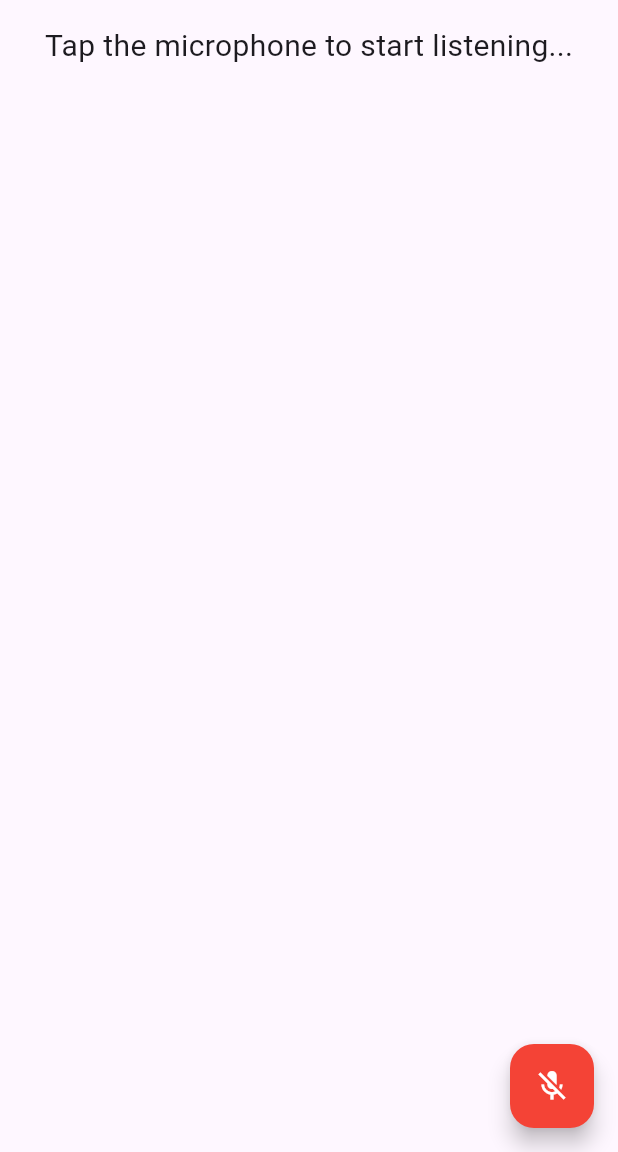
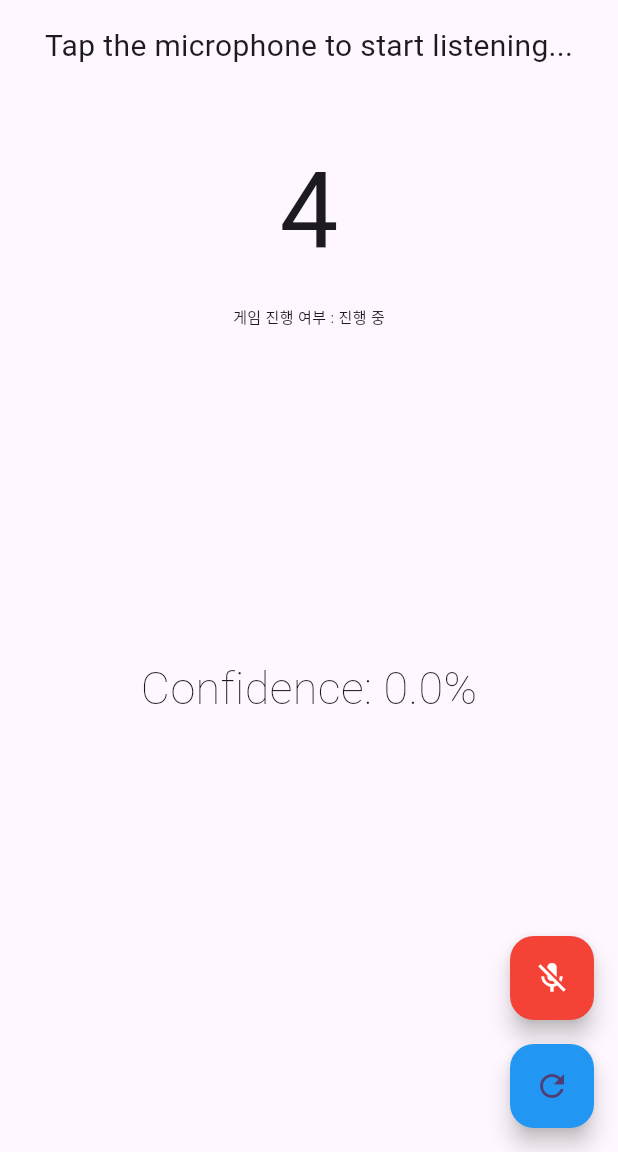
Before and after one commit to hayeounglee/Gapp, a Flutter app: the screen it shows after launch, after a tap on the "mic off" icon, on a phone screen of 412 x 824 dp, the part 84-1236 px from its top. Run offline on Flutter 3.47's test engine with Material 3 defaults, Android fonts, the phone set to English and light mode, and no system bars; our stand-ins replace speech_to_text.

Commit message:
feat: home_page 수정

```diff
--- a/lib/pages/home_page.dart
+++ b/lib/pages/home_page.dart
@@ -1,5 +1,6 @@
 import 'package:flutter/material.dart';
 import 'package:speech_to_text/speech_to_text.dart';
+import 'dart:async';
 
 class HomePage extends StatefulWidget {
   const HomePage({super.key});
@@ -15,6 +16,7 @@ class _HomePageState extends State<HomePage> {
   bool _speechEnabled = false;
   String _wordsSpoken = "";
   double _confidenceLevel = 0;
+  bool _gameEnabled = true;
 
   @override
   void initState() {
@@ -24,11 +26,15 @@ class _HomePageState extends State<HomePage> {
 
   void initSpeech() async {
     _speechEnabled = await _speechToText.initialize();
-    setState(() {});
+    setState(() {
+      //_wordsSpoken = ""; // 추가
+    });
   }
 
   void _startListening() async {
+    _clearWordsSpoken(); // _wordsSpoken 초기화
     await _speechToText.listen(onResult: _onSpeechResult);
+    _startCoutDonwn(); // 초시계 작동
     setState(() {
       _confidenceLevel = 0;
     });
@@ -36,14 +42,72 @@ class _HomePageState extends State<HomePage> {
 
   void _stopListening() async {
     await _speechToText.stop();
-    setState(() {});
+    setState(() {
+      if (_wordsSpoken == "") {
+        // 시간안에 단어를 말하지 못할 떄 -> 게임 종료
+        _gameEnabled = false;
+      } else if (_speechResultsList.contains(_wordsSpoken)) {
+        // 리스트 안에 있는 단어를 말할 떄 -> 게임 종료
+        // _wordsSpoken = "Wrong! '$_wordsSpoken' is already in the list.";
+        _gameEnabled = false;
+      } else {
+        _autoPressButton(); // 자동 누르기 호출, 다른 플레이어로 넘어감
+        _speechResultsList.add(_wordsSpoken);
+      }
+    });
+  }
+
+  void _clearWordsSpoken() {
+    setState(() {
+      _wordsSpoken = "";
+    });
   }
 
   void _onSpeechResult(result) {
     setState(() {
       _wordsSpoken = "${result.recognizedWords}";
       _confidenceLevel = result.confidence;
-      _speechResultsList.add(_wordsSpoken); // Add result to the list
+    });
+  }
+
+  void _restartGame() {
+    setState(() {
+      _gameEnabled = true; // 게임 재시작
+      _speechResultsList.clear(); // 리스트 초기화
+      _clearWordsSpoken();
+    });
+  }
+
+  // << Timer implementaion >>
+  static const maxSeconds = 5;
+  int timeLeft = maxSeconds;
+
+  void _startCoutDonwn() {
+    Timer.periodic(const Duration(seconds: 1), (timer) {
+      if (timeLeft > 0) {
+        setState(() {
+          timeLeft--;
+        });
+      } else {
+        resetTimer();
+        timer.cancel();
+      }
+    });
+  }
+
+  void resetTimer() {
+    setState(() {
+      _stopListening();
+      timeLeft = maxSeconds;
+    });
+  }
+
+  void _autoPressButton() {
+    //  1초 후에 자동으로 Button을 누르도록 설정
+    Future.delayed(const Duration(seconds: 1), () {
+      if (_gameEnabled) {
+        _startListening();
+      }
     });
   }
 
@@ -76,8 +140,38 @@ class _HomePageState extends State<HomePage> {
             Expanded(
               child: Container(
                 padding: const EdgeInsets.all(16),
+                child: Column(
+                  mainAxisAlignment: MainAxisAlignment.spaceEvenly,
+                  children: [
+                    Text(
+                      //timeLeft.toString(),
+                      timeLeft == 0 ? 'DONE' : timeLeft.toString(),
+                      style: const TextStyle(fontSize: 70),
+                    ),
+                    Text(
+                      //게임 진행 여부 출력
+                      '게임 진행 여부 : ${_gameEnabled ? '진행 중' : '종료'}',
+                      style: const TextStyle(fontSize: 10),
+                    ),
+                    // MaterialButton(
+                    //   onPressed: _startCoutDonwn,
+                    //   color: Colors.deepPurple,
+                    //   child: const Text(
+                    //     'S T A R T',
+                    //     style: TextStyle(
+                    //       color: Colors.white,
+                    //     ),
+                    //   ),
+                    // ),
+                  ],
+                ),
+              ),
+            ),
+            Expanded(
+              child: Container(
+                padding: const EdgeInsets.all(16),
                 child: Text(
-                  _wordsSpoken,
+                  _gameEnabled ? _wordsSpoken : '게임종료',
                   style: const TextStyle(
                     fontSize: 25,
                     fontWeight: FontWeight.w300,
@@ -85,7 +179,7 @@ class _HomePageState extends State<HomePage> {
                 ),
               ),
             ),
-            if (_speechToText.isNotListening && _confidenceLevel > 0)
+            if (_speechToText.isNotListening && _confidenceLevel >= 0)
               Padding(
                 padding: const EdgeInsets.only(
                   bottom: 100,
@@ -111,8 +205,12 @@ class _HomePageState extends State<HomePage> {
           ],
         ),
       ),
-      floatingActionButton: FloatingActionButton(
-        onPressed: _speechToText.isListening ? _stopListening : _startListening,
+      floatingActionButton: Column(
+        mainAxisAlignment: MainAxisAlignment.end,
+        children: [
+          FloatingActionButton(
+            onPressed:
+                _speechToText.isListening ? _stopListening : _startListening,
             tooltip: 'Listen',
             backgroundColor: Colors.red,
             child: Icon(
@@ -120,6 +218,15 @@ class _HomePageState extends State<HomePage> {
               color: Colors.white,
             ),
           ),
+          const SizedBox(height: 16),
+          FloatingActionButton(
+            onPressed: _restartGame, // 게임 재시작 버튼
+            tooltip: 'Restart Game',
+            backgroundColor: Colors.blue,
+            child: const Icon(Icons.refresh),
+          ),
+        ],
+      ),
     );
   }
 }
```
Lines whose indentation alone changed are shown as unchanged.
